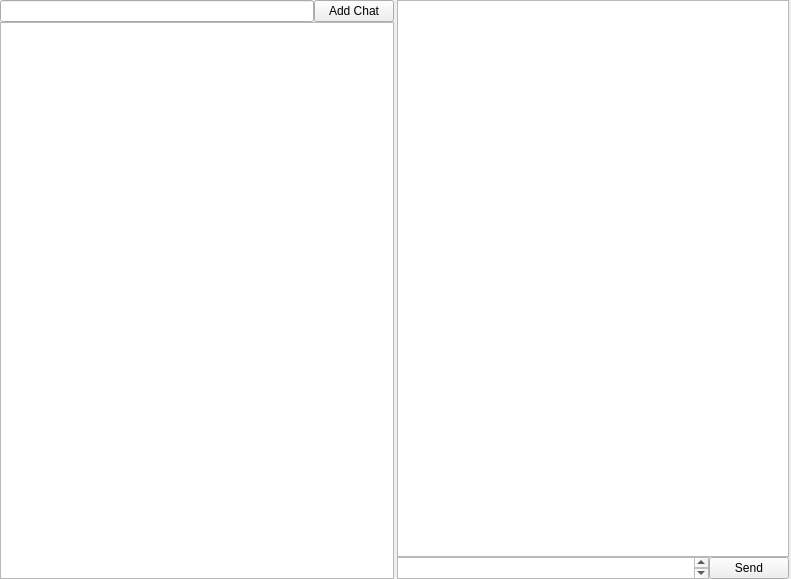
This is mainwindow.ui in OgurtsovAndrei/Messenger-project as Qt 5 draws it before an edit. The edited form follows.
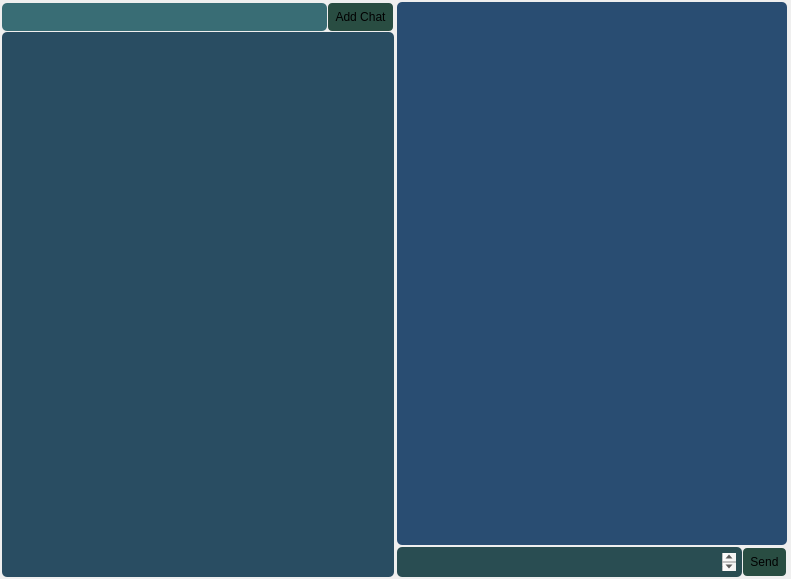
This is the edited form.

```diff
--- a/mainwindow.ui
+++ b/mainwindow.ui
@@ -13,30 +13,41 @@
   <property name="windowTitle">
    <string>MainWindow</string>
   </property>
+  <property name="styleSheet">
+   <string notr="true">.QPushButton {background-color : #294d42;border-width: 2px; border-style: solid; border-radius: 5px; padding: 6px;} </string>
+  </property>
   <widget class="QWidget" name="centralwidget">
    <layout class="QGridLayout" name="gridLayout_3">
     <property name="leftMargin">
-     <number>0</number>
+     <number>2</number>
     </property>
     <property name="topMargin">
-     <number>0</number>
+     <number>2</number>
     </property>
     <property name="rightMargin">
-     <number>0</number>
+     <number>2</number>
     </property>
     <property name="bottomMargin">
-     <number>0</number>
+     <number>2</number>
     </property>
     <property name="spacing">
      <number>3</number>
     </property>
     <item row="0" column="0">
      <layout class="QGridLayout" name="gridLayout">
+      <property name="leftMargin">
+       <number>0</number>
+      </property>
       <property name="spacing">
        <number>0</number>
       </property>
       <item row="1" column="0" colspan="2">
-       <widget class="QListWidget" name="chatsList"/>
+       <widget class="QListWidget" name="chatsList">
+        <property name="styleSheet">
+         <string notr="true">.QListWidget {background-color : #294d62;border-width: 2px; 
+        border-radius: 5px; padding: 6px;}</string>
+        </property>
+       </widget>
       </item>
       <item row="0" column="1">
        <widget class="QPushButton" name="addChatButton">
@@ -46,7 +57,12 @@
        </widget>
       </item>
       <item row="0" column="0">
-       <widget class="QLineEdit" name="lineEdit"/>
+       <widget class="QLineEdit" name="lineEdit">
+        <property name="styleSheet">
+         <string notr="true">QLineEdit {background-color : #396d75; border-width: 1px; 
+border-radius: 5px; padding: 6px;}</string>
+        </property>
+       </widget>
       </item>
      </layout>
     </item>
@@ -58,12 +74,12 @@
       <property name="rightMargin">
        <number>2</number>
       </property>
-      <property name="spacing">
+      <property name="horizontalSpacing">
        <number>0</number>
       </property>
-      <item row="0" column="0" colspan="2">
-       <widget class="QListView" name="messagesList"/>
-      </item>
+      <property name="verticalSpacing">
+       <number>2</number>
+      </property>
       <item row="1" column="1">
        <layout class="QVBoxLayout" name="sendButtonLayout">
         <item>
@@ -82,6 +98,18 @@
           <horstretch>0</horstretch>
           <verstretch>0</verstretch>
          </sizepolicy>
+        </property>
+        <property name="styleSheet">
+         <string notr="true">.QTextEdit {background-color : #294d52;border-width: 2px; 
+border-radius: 5px; padding: 6px;}</string>
+        </property>
+       </widget>
+      </item>
+      <item row="0" column="0" colspan="2">
+       <widget class="QListWidget" name="messagesList">
+        <property name="styleSheet">
+         <string notr="true">.QListWidget {background-color : #294d72;border-width: 2px; 
+        border-radius: 5px; padding: 6px;}</string>
         </property>
        </widget>
       </item>
```
